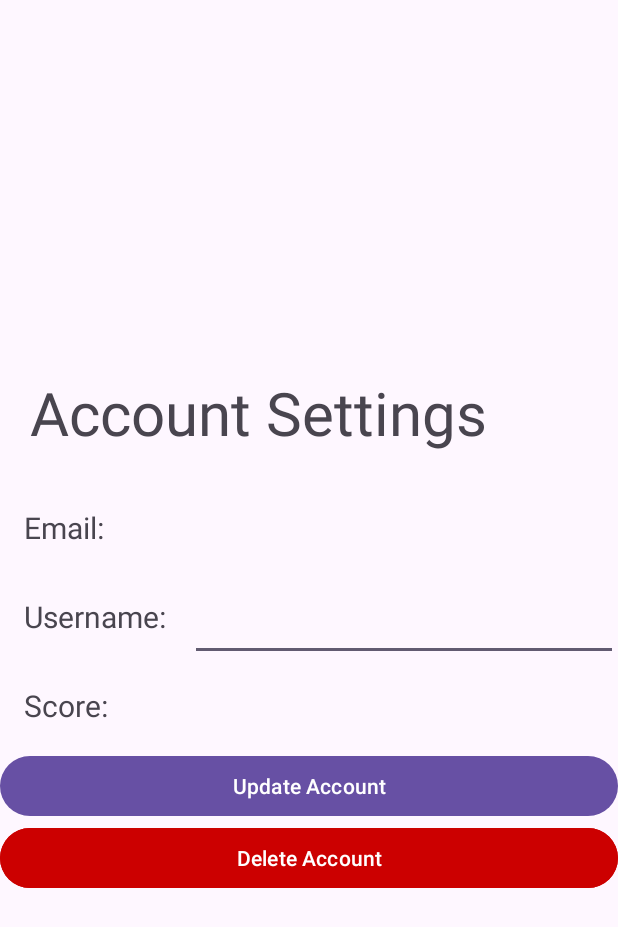
After one commit to IanClaggett/CSE5236Project, an Android app: the AccountSettingsActivity screen opened directly, with no data from a screen before it, on a phone screen of 412 x 824 dp. The commit adds this screen. Shown: the top 927 px of the screen. Run offline under Robolectric (Android 15) with nearby library versions, the phone set to English and light mode, and no system bars; our stand-ins replace Firebase (no records; nobody signed in at launch, a user with empty details on screens opened directly); 5 statements that could not run were skipped.

Commit message:
Created initial design for account settings, and updating

```diff
--- a/app/build.gradle.kts
+++ b/app/build.gradle.kts
@@ -38,6 +38,12 @@ android {
 
 dependencies {
     implementation(libs.firebase.auth)
+    implementation(libs.firebase.firestore.ktx)
+    implementation(platform("com.google.firebase:firebase-bom:33.10.0"))
+
+    // Add the dependency for the Realtime Database library
+    // When using the BoM, you don't specify versions in Firebase library dependencies
+    implementation("com.google.firebase:firebase-database")
     val fragment_version = "1.8.6"
     implementation(libs.androidx.core.ktx)
     implementation(libs.androidx.appcompat)
--- a/app/src/main/AndroidManifest.xml
+++ b/app/src/main/AndroidManifest.xml
@@ -1,7 +1,7 @@
 <?xml version="1.0" encoding="utf-8"?>
 <manifest xmlns:android="http://schemas.android.com/apk/res/android"
     xmlns:tools="http://schemas.android.com/tools">
-
+    <uses-permission android:name="android.permission.INTERNET" />
     <application
         android:allowBackup="true"
         android:dataExtractionRules="@xml/data_extraction_rules"
@@ -22,6 +22,8 @@
             </intent-filter>
         </activity>
 
+        <activity android:name=".AccountSettingsActivity" android:exported="true"/>
+
         <activity android:name=".HomeActivity" android:exported="true" />
 
     </application>
--- /dev/null
+++ b/app/src/main/java/com/example/cse5236/AccountSettingsActivity.kt
@@ -0,0 +1,80 @@
+package com.example.cse5236
+
+import android.os.Bundle
+import android.widget.Button
+import android.widget.EditText
+import android.widget.TextView
+import android.widget.Toast
+import androidx.appcompat.app.AppCompatActivity
+import androidx.core.content.ContentProviderCompat.requireContext
+import com.google.firebase.Firebase
+import com.google.firebase.auth.auth
+import com.google.firebase.database.DatabaseReference
+import com.google.firebase.database.database
+import com.google.firebase.firestore.firestore
+import org.w3c.dom.Text
+
+class AccountSettingsActivity: AppCompatActivity() {
+    override fun onCreate(savedInstanceState: Bundle?) {
+        super.onCreate(savedInstanceState)
+        setContentView(R.layout.account_settings)
+        updateAccountInformation()
+
+        val updateUsernameBtn = findViewById<Button>(R.id.updateAccountBtn)
+        val deleteAccount = findViewById<Button>(R.id.deleteAccountBtn)
+
+        updateUsernameBtn.setOnClickListener{
+            val username = findViewById<EditText>(R.id.accountUsernameTV).text.trim()
+            if(username.isNullOrBlank() || username.isEmpty()){
+                Toast.makeText(this, "Username cannot be empty", Toast.LENGTH_SHORT).show()
+            }else{
+                val score = Integer.parseInt(findViewById<TextView>(R.id.accountScoreTV).text.toString())
+
+                val email = findViewById<TextView>(R.id.accountEmailTV).text.toString().trim()
+                val newData = arrayListOf(username, score)
+                val updateMap = mapOf(email to newData)
+
+                val fireStore = Firebase.firestore
+                fireStore.collection("UserInformation").document(email).delete()
+                fireStore.collection("UserInformation").document(email).set(updateMap).addOnSuccessListener {
+                    System.out.println("SUCCESS")
+                }.addOnFailureListener{
+                    System.out.println("FAILURE")
+                }
+                Toast.makeText(this, "Updated username", Toast.LENGTH_SHORT)
+            }
+        }
+    }
+
+    private fun updateAccountInformation(){
+        val accountEmailTV = findViewById<TextView>(R.id.accountEmailTV)
+        val accountScore = findViewById<TextView>(R.id.accountScoreTV)
+        val accountUsername = findViewById<TextView>(R.id.accountUsernameTV)
+
+        val user = Firebase.auth.currentUser
+
+        user?.let {
+            accountEmailTV.text = it.email
+            val fireStore = Firebase.firestore
+            val docRef = fireStore.collection("UserInformation").document(it.email.toString())
+            docRef.get().addOnSuccessListener { document->
+                if(document!=null){
+                    lateinit var userData : List<Any>
+                    userData = document.data?.get(it.email.toString()) as List<Any>
+                    val username = userData[0]
+                    val score = userData[1]
+                    accountScore.text = score.toString()
+                    accountUsername.text = username.toString()
+                }else{
+                    System.out.println("FAILURE")
+                }
+            }.addOnFailureListener{
+                System.out.println("QUERY FAILED")
+            }
+
+        }
+
+
+
+    }
+}
--- a/app/src/main/java/com/example/cse5236/HomeActivity.kt
+++ b/app/src/main/java/com/example/cse5236/HomeActivity.kt
@@ -17,6 +17,7 @@ class HomeActivity : AppCompatActivity() {
         auth = FirebaseAuth.getInstance()
 
         val btnLogout = findViewById<Button>(R.id.btnLogout)
+        val accountSettings = findViewById<Button>(R.id.accountSettings)
 
         btnLogout.setOnClickListener {
             auth.signOut()  // Logs the user out
@@ -24,5 +25,10 @@ class HomeActivity : AppCompatActivity() {
             intent.flags = Intent.FLAG_ACTIVITY_NEW_TASK or Intent.FLAG_ACTIVITY_CLEAR_TASK  // Clears activity stack
             startActivity(intent)
         }
+
+        accountSettings.setOnClickListener{
+            val intent = Intent(this, AccountSettingsActivity:: class.java)
+            startActivity(intent)
+        }
     }
 }
--- /dev/null
+++ b/app/src/main/res/layout/account_settings.xml
@@ -0,0 +1,88 @@
+<?xml version="1.0" encoding="utf-8"?>
+<androidx.constraintlayout.widget.ConstraintLayout xmlns:android="http://schemas.android.com/apk/res/android"
+    android:layout_width="match_parent"
+    android:layout_height="match_parent"
+    android:orientation="vertical">
+
+    <LinearLayout
+        android:layout_width="match_parent"
+        android:layout_height="match_parent"
+        android:orientation="vertical"
+        android:gravity="center">
+        <TextView
+            android:layout_width="match_parent"
+            android:layout_height="wrap_content"
+            android:text="Account Settings"
+            android:padding="20sp"
+            android:textSize="40sp"/>
+
+        <LinearLayout
+            android:layout_width="match_parent"
+            android:layout_height="wrap_content">
+            <TextView
+                android:layout_width="wrap_content"
+                android:layout_height="wrap_content"
+                android:text="Email:"
+                android:textSize="20sp"
+                android:padding="16dp"/>
+            <TextView
+                android:layout_width="match_parent"
+                android:layout_height="wrap_content"
+                android:textSize="20sp"
+                android:padding="16dp"
+                android:id="@+id/accountEmailTV"
+                android:text = ""
+                />
+        </LinearLayout>
+        <LinearLayout
+            android:layout_width="match_parent"
+            android:layout_height="wrap_content">
+            <TextView
+                android:layout_width="wrap_content"
+                android:layout_height="wrap_content"
+                android:text="Username:"
+                android:textSize="20sp"
+                android:padding="16dp"/>
+            <EditText
+                android:layout_width="match_parent"
+                android:layout_height="wrap_content"
+                android:textSize="20sp"
+                android:padding="16dp"
+                android:id="@+id/accountUsernameTV"
+                android:text = ""
+                />
+        </LinearLayout>
+        <LinearLayout
+            android:layout_width="match_parent"
+            android:layout_height="wrap_content"
+            android:orientation="horizontal">
+
+            <TextView
+                android:layout_width="wrap_content"
+                android:layout_height="wrap_content"
+                android:textSize="20sp"
+                android:padding="16dp"
+                android:text="Score:"/>
+
+            <TextView
+                android:layout_width="match_parent"
+                android:layout_height="wrap_content"
+                android:textSize="20sp"
+                android:padding="16dp"
+                android:id="@+id/accountScoreTV"
+                android:text=""/>
+        </LinearLayout>
+        <Button
+            android:layout_width="match_parent"
+            android:layout_height="wrap_content"
+            android:id="@+id/updateAccountBtn"
+            android:text="Update Account"/>
+        <Button
+            android:layout_width="match_parent"
+            android:layout_height="wrap_content"
+            android:text = "Delete Account"
+            android:id="@+id/deleteAccountBtn"
+            android:backgroundTint="@android:color/holo_red_dark"
+            android:textColor="@android:color/white" />
+    </LinearLayout>
+</androidx.constraintlayout.widget.ConstraintLayout>
--- a/gradle/libs.versions.toml
+++ b/gradle/libs.versions.toml
@@ -11,6 +11,7 @@ activity = "1.10.0"
 constraintlayout = "2.1.4"
 googleGmsGoogleServices = "4.4.2"
 firebaseAuth = "23.2.0"
+firebaseFirestoreKtx = "25.1.2"
 
 [libraries]
 androidx-core-ktx = { group = "androidx.core", name = "core-ktx", version.ref = "coreKtx" }
@@ -22,6 +23,7 @@ material = { group = "com.google.android.material", name = "material", version.r
 androidx-activity = { group = "androidx.activity", name = "activity", version.ref = "activity" }
 androidx-constraintlayout = { group = "androidx.constraintlayout", name = "constraintlayout", version.ref = "constraintlayout" }
 firebase-auth = { group = "com.google.firebase", name = "firebase-auth", version.ref = "firebaseAuth" }
+firebase-firestore-ktx = { group = "com.google.firebase", name = "firebase-firestore-ktx", version.ref = "firebaseFirestoreKtx" }
 
 [plugins]
 android-application = { id = "com.android.application", version.ref = "agp" }
```
Also changed, not shown: app/src/main/java/com/example/cse5236/SignUp.kt (+19 -1 lines), app/src/main/res/layout/activity_home.xml (+8 -0 lines).
